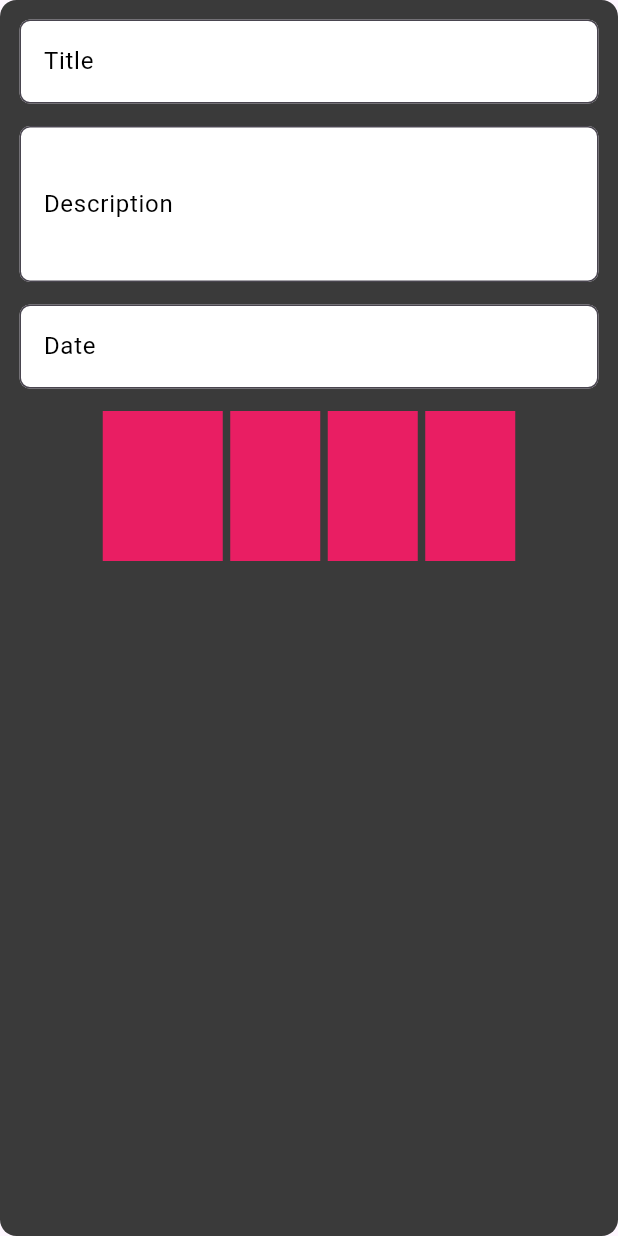
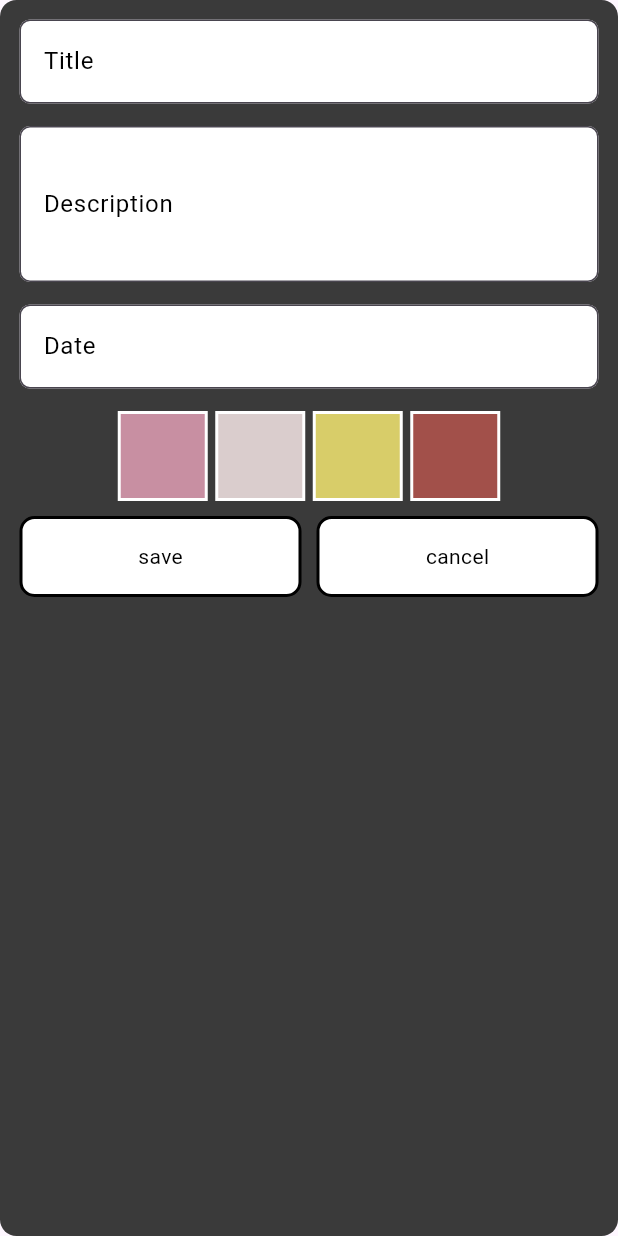
Before and after one commit to akhi0216/note_app, a Flutter app: the NoteListpage widget shown alone on an empty page, opened directly, on a phone screen of 412 x 824 dp. Run offline on Flutter 3.47's test engine with Material 3 defaults, Android fonts, the phone set to English and light mode, and no system bars.

Commit message:
ui updated

```diff
--- a/lib/utils/color_constants/color_constants.dart
+++ b/lib/utils/color_constants/color_constants.dart
@@ -5,4 +5,10 @@ class Colorconstants {
   static Color yellowcontainer = Color.fromARGB(255, 181, 152, 63);
   static Color containergrey = Color.fromARGB(255, 58, 58, 58);
   static Color mainwhite = Colors.white;
+
+  // container colors
+  static Color containerone = Color.fromARGB(255, 200, 143, 162);
+  static Color containertwo = const Color.fromARGB(255, 218, 205, 205);
+  static Color containerthree = Color.fromARGB(255, 216, 205, 105);
+  static Color containerfour = Color.fromARGB(255, 162, 80, 74);
 }
--- a/lib/view/home_page/home_page.dart
+++ b/lib/view/home_page/home_page.dart
@@ -1,7 +1,8 @@
 import 'package:flutter/material.dart';
 import 'package:note_app/utils/color_constants/color_constants.dart';
 import 'package:note_app/view/home_page/widgets/customnote.dart';
-import 'package:note_app/view/note_listpage/note_listpage.dart';
+import 'package:note_app/view/home_page/widgets/note_listpage.dart';
+// import 'package:note_app/view/note_listpage/note_listpage.dart';
 
 class HomePage extends StatefulWidget {
   const HomePage({super.key});
--- /dev/null
+++ b/lib/view/home_page/widgets/customcontainercolor.dart
@@ -0,0 +1,22 @@
+import 'package:flutter/material.dart';
+
+class CustomContainer extends StatelessWidget {
+  const CustomContainer(
+      {super.key,
+      required this.containercolor,
+      this.height = 100,
+      this.width = 100});
+
+  final String containercolor;
+
+  final double? height;
+  final double? width;
+  @override
+  Widget build(BuildContext context) {
+    return Container(
+      height: height,
+      width: width,
+      decoration: BoxDecoration(),
+    );
+  }
+}
--- /dev/null
+++ b/lib/view/home_page/widgets/note_listpage.dart
@@ -0,0 +1,139 @@
+import 'package:flutter/material.dart';
+import 'package:note_app/utils/color_constants/color_constants.dart';
+
+class NoteListpage extends StatefulWidget {
+  const NoteListpage({super.key});
+
+  @override
+  State<NoteListpage> createState() => _NoteListpageState();
+}
+
+class _NoteListpageState extends State<NoteListpage> {
+  List colorslist = [
+    Colorconstants.containerone,
+    Colorconstants.containertwo,
+    Colorconstants.containerthree,
+    Colorconstants.containerfour
+  ];
+
+  @override
+  Widget build(BuildContext context) {
+    return StatefulBuilder(
+      builder: (context, bottomsetstate) => Container(
+        padding: EdgeInsets.all(13),
+        decoration: BoxDecoration(
+            color: Colorconstants.containergrey,
+            borderRadius: BorderRadius.all(Radius.circular(11))),
+        child: Column(
+          children: [
+            // 1st
+            TextField(
+              decoration: InputDecoration(
+                fillColor: Colors.white,
+                filled: true,
+                label: Text(
+                  "Title",
+                  style: TextStyle(color: Colors.black),
+                ),
+                border: OutlineInputBorder(
+                  borderRadius: BorderRadius.all(
+                    Radius.circular(7),
+                  ),
+                ),
+              ),
+            ),
+            SizedBox(height: 15),
+            TextField(
+              maxLines: 3,
+              decoration: InputDecoration(
+                fillColor: Colors.white,
+                filled: true,
+                label: Text(
+                  "Description",
+                  style: TextStyle(color: Colors.black),
+                ),
+                border: OutlineInputBorder(
+                  borderRadius: BorderRadius.all(
+                    Radius.circular(7),
+                  ),
+                ),
+              ),
+            ),
+            SizedBox(height: 15),
+            TextField(
+              decoration: InputDecoration(
+                fillColor: Colors.white,
+                filled: true,
+                label: Text(
+                  "Date",
+                  style: TextStyle(color: Colors.black),
+                ),
+                border: OutlineInputBorder(
+                  borderRadius: BorderRadius.all(
+                    Radius.circular(7),
+                  ),
+                ),
+              ),
+            ),
+            SizedBox(height: 15),
+
+            SizedBox(
+                height: 60,
+                child: ListView.separated(
+                    shrinkWrap: true,
+                    scrollDirection: Axis.horizontal,
+                    itemBuilder: (context, index) {
+                      return Container(
+                        width: 60,
+                        decoration: BoxDecoration(
+                            border: Border.all(
+                                width: 2, color: Colorconstants.mainwhite),
+                            color: colorslist[index]),
+                      );
+                    },
+                    separatorBuilder: (context, index) => SizedBox(width: 5),
+                    itemCount: 4)),
+
+            SizedBox(height: 10),
+
+            Row(
+              children: [
+                Expanded(
+                  child: Container(
+                    decoration: BoxDecoration(
+                        color: Colors.white,
+                        borderRadius: BorderRadius.all(Radius.circular(10)),
+                        border: Border.all(color: Colors.black, width: 2)),
+                    padding: EdgeInsets.symmetric(horizontal: 20, vertical: 15),
+                    child: Center(
+                      child: Text(
+                        "save",
+                        style: TextStyle(color: Colors.black),
+                      ),
+                    ),
+                  ),
+                ),
+                SizedBox(width: 10),
+                Expanded(
+                  child: Container(
+                    decoration: BoxDecoration(
+                        color: Colors.white,
+                        borderRadius: BorderRadius.all(Radius.circular(10)),
+                        border: Border.all(color: Colors.black, width: 2)),
+                    padding: EdgeInsets.symmetric(horizontal: 20, vertical: 15),
+                    child: Center(
+                      child: Text(
+                        "cancel",
+                        style: TextStyle(color: Colors.black),
+                      ),
+                    ),
+                  ),
+                ),
+              ],
+            ),
+          ],
+        ),
+      ),
+    );
+  }
+}
--- a/lib/view/note_listpage/note_listpage.dart
+++ /dev/null
@@ -1,113 +0,0 @@
-import 'package:flutter/material.dart';
-import 'package:note_app/utils/color_constants/color_constants.dart';
-
-class NoteListpage extends StatefulWidget {
-  const NoteListpage({super.key});
-
-  @override
-  State<NoteListpage> createState() => _NoteListpageState();
-}
-
-class _NoteListpageState extends State<NoteListpage> {
-  @override
-  Widget build(BuildContext context) {
-    return Container(
-      padding: EdgeInsets.all(13),
-      decoration: BoxDecoration(
-          color: Colorconstants.containergrey,
-          borderRadius: BorderRadius.all(Radius.circular(11))),
-
-      // child: ListView.separated(
-      //     itemBuilder: (context, index) {
-      //       return TextField(
-
-      //         decoration: InputDecoration(
-      //           fillColor: Colors.white,
-      //           filled: true,
-      //           label: Text(
-      //             "Title",
-      //             style: TextStyle(color: Colors.black),
-      //           ),
-      //           border: OutlineInputBorder(
-      //             borderRadius: BorderRadius.all(
-      //               Radius.circular(7),
-      //             ),
-      //           ),
-      //         ),
-      //       );
-      //     },
-      //     separatorBuilder: (context, index) => SizedBox(height: 10),
-      //     itemCount: 3),
-
-      child: Column(
-        children: [
-          // 1st
-          TextField(
-            decoration: InputDecoration(
-              fillColor: Colors.white,
-              filled: true,
-              label: Text(
-                "Title",
-                style: TextStyle(color: Colors.black),
-              ),
-              border: OutlineInputBorder(
-                borderRadius: BorderRadius.all(
-                  Radius.circular(7),
-                ),
-              ),
-            ),
-          ),
-          SizedBox(height: 15),
-          TextField(
-            maxLines: 3,
-            decoration: InputDecoration(
-              fillColor: Colors.white,
-              filled: true,
-              label: Text(
-                "Description",
-                style: TextStyle(color: Colors.black),
-              ),
-              border: OutlineInputBorder(
-                borderRadius: BorderRadius.all(
-                  Radius.circular(7),
-                ),
-              ),
-            ),
-          ),
-          SizedBox(height: 15),
-          TextField(
-            decoration: InputDecoration(
-              fillColor: Colors.white,
-              filled: true,
-              label: Text(
-                "Date",
-                style: TextStyle(color: Colors.black),
-              ),
-              border: OutlineInputBorder(
-                borderRadius: BorderRadius.all(
-                  Radius.circular(7),
-                ),
-              ),
-            ),
-          ),
-          SizedBox(height: 15),
-
-          SizedBox(
-              height: 100,
-              child: ListView.separated(
-                  shrinkWrap: true,
-                  scrollDirection: Axis.horizontal,
-                  itemBuilder: (context, index) {
-                    return Container(
-                      height: index == 0 ? 80 : 60,
-                      width: index == 0 ? 80 : 60,
-                      color: Colors.pink,
-                    );
-                  },
-                  separatorBuilder: (context, index) => SizedBox(width: 5),
-                  itemCount: 4))
-        ],
-      ),
-    );
-  }
-}
```
